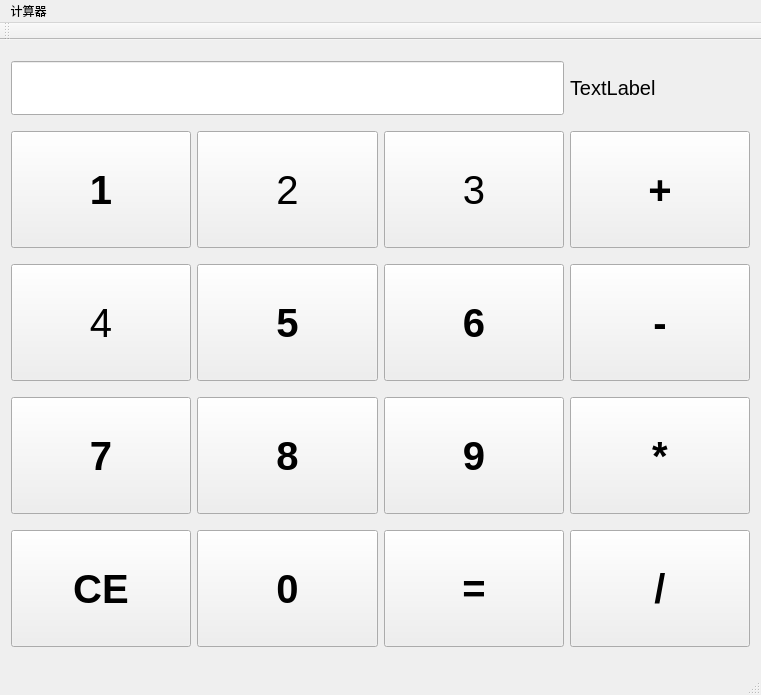
Above: week05/KCalculator/mainwindow.ui from woshixty/KingTrainingCamp before the change. Below: the same form after it.
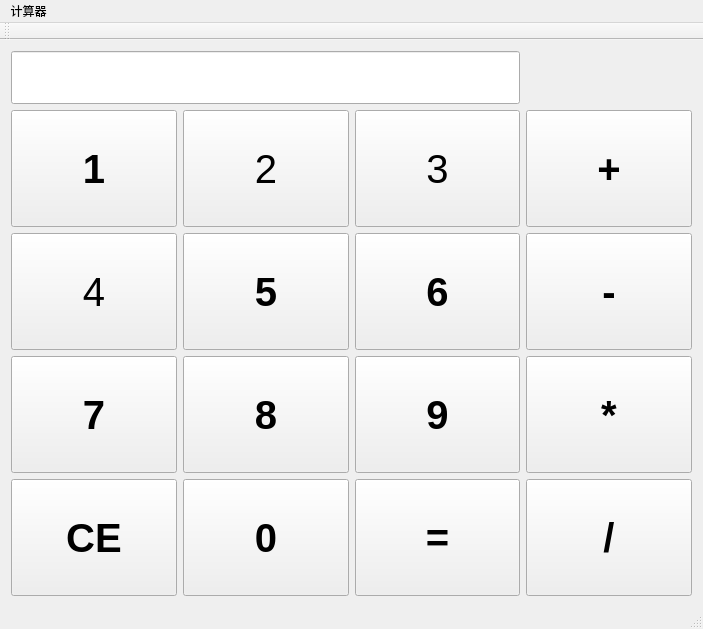
That is the form after the change.

Patch:
```diff
--- a/week05/KCalculator/mainwindow.ui
+++ b/week05/KCalculator/mainwindow.ui
@@ -6,8 +6,8 @@
    <rect>
     <x>0</x>
     <y>0</y>
-    <width>761</width>
-    <height>695</height>
+    <width>703</width>
+    <height>629</height>
    </rect>
   </property>
   <property name="minimumSize">
@@ -219,6 +219,15 @@
       <property name="text">
        <string>6</string>
       </property>
+      <property name="autoDefault">
+       <bool>false</bool>
+      </property>
+      <property name="default">
+       <bool>false</bool>
+      </property>
+      <property name="flat">
+       <bool>false</bool>
+      </property>
      </widget>
     </item>
     <item row="2" column="3">
@@ -366,7 +375,7 @@
        </font>
       </property>
       <property name="text">
-       <string>TextLabel</string>
+       <string/>
       </property>
      </widget>
     </item>
@@ -377,7 +386,7 @@
     <rect>
      <x>0</x>
      <y>0</y>
-     <width>761</width>
+     <width>703</width>
      <height>26</height>
     </rect>
    </property>
```
Left out of the diff: 2 changed lines with no effect on the pictures.
